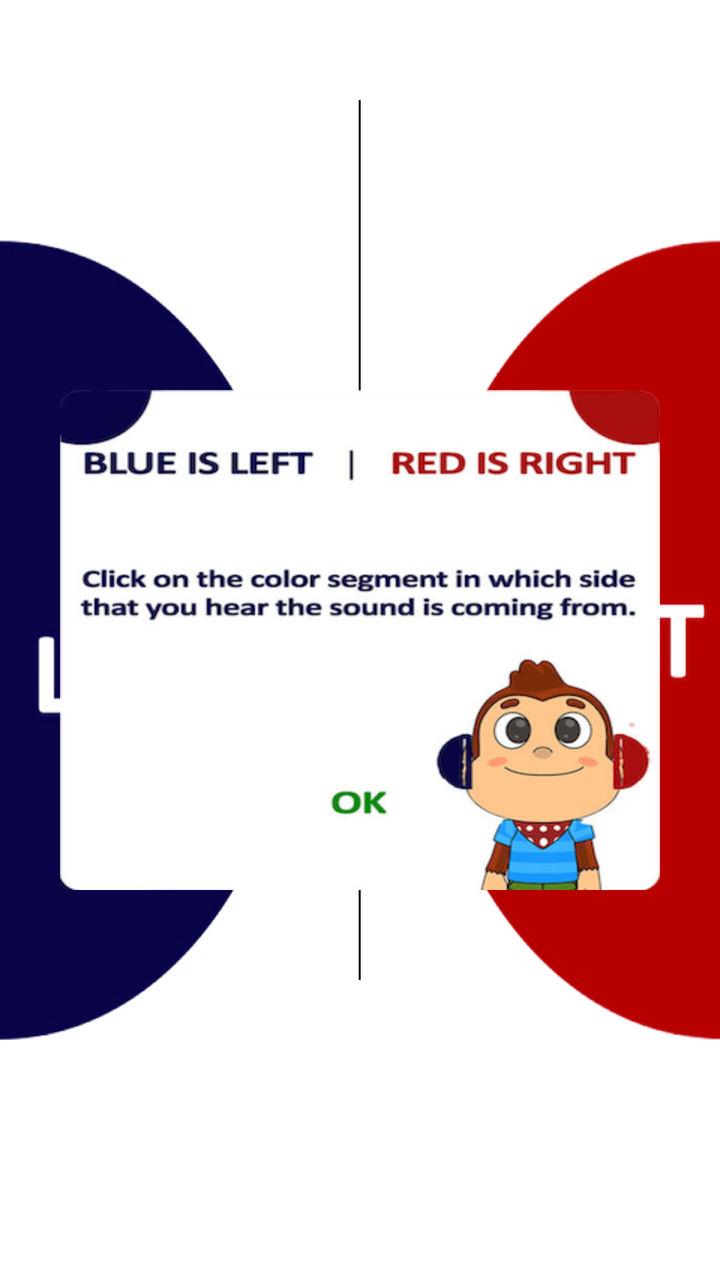
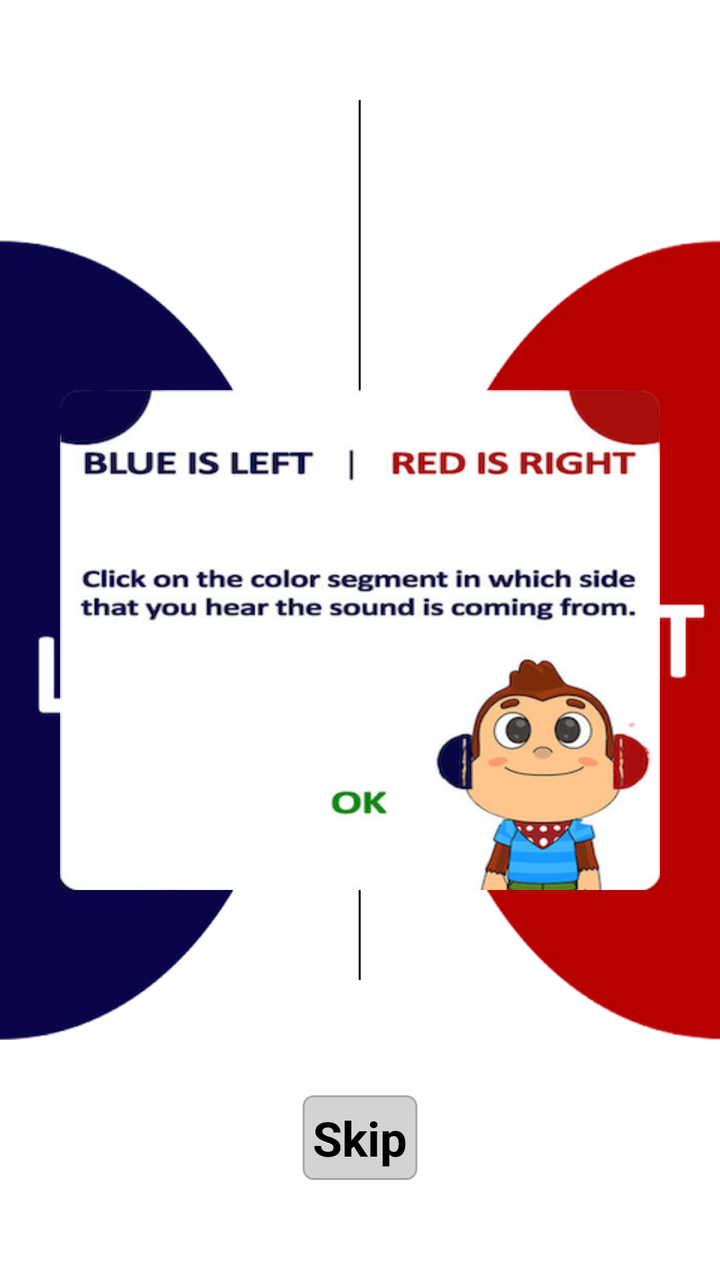

Two renders of the same Android screen: before a commit and after it. Below are the layout's source before the change and the commit's diff.
<!-- AndroidManifest.xml: application theme Theme.IAhead -->
<!-- res/layout/activity_leftright.xml -->
<?xml version="1.0" encoding="utf-8"?>
<RelativeLayout xmlns:android="http://schemas.android.com/apk/res/android"
    android:layout_width="match_parent"
    android:layout_height="match_parent"
    android:orientation="vertical">


        <LinearLayout
            android:layout_centerVertical="true"
            android:id="@+id/ll_left"
            android:background="@drawable/left"
            android:orientation="vertical"
            android:layout_weight="1"
            android:layout_width="150dp"
            android:layout_height="400dp">

        </LinearLayout>

        <View
            android:layout_centerHorizontal="true"
            android:layout_marginBottom="150dp"
            android:layout_marginTop="50dp"
            android:layout_width="1dp"
            android:layout_height="match_parent"
            android:background="@color/black"/>

        <LinearLayout
            android:layout_alignParentRight="true"
            android:layout_centerVertical="true"
            android:id="@+id/ll_right"
            android:layout_marginLeft="40dp"
            android:background="@drawable/right"
            android:orientation="vertical"
            android:layout_weight="1"
            android:layout_width="150dp"
            android:layout_height="400dp">

        </LinearLayout>

    <ImageView
        android:id="@+id/ivClose"
        android:layout_centerVertical="true"
        android:layout_marginRight="30dp"
        android:layout_marginLeft="30dp"
        android:layout_width="match_parent"
        android:layout_height="250dp"
        android:background="@drawable/soundcheck"/>

    <LinearLayout
        android:id="@+id/ll_proceed"
        android:weightSum="2"
        android:visibility="gone"
        android:layout_marginBottom="50dp"
        android:layout_alignParentBottom="true"
        android:orientation="horizontal"
        android:layout_width="match_parent"
        android:layout_height="wrap_content">

        <LinearLayout
            android:padding="5dp"
            android:layout_marginRight="30dp"
            android:layout_marginLeft="30dp"
            android:background="@drawable/et_grey"
            android:gravity="center_horizontal"
            android:layout_weight="1"
            android:layout_width="0dp"
            android:layout_height="wrap_content">

            <TextView
                android:id="@+id/tv_repeat"
                android:layout_width="wrap_content"
                android:layout_height="wrap_content"
                android:text="Repeat"
                android:textSize="24dp"
                android:textStyle="bold"
                android:textColor="@color/black"/>
        </LinearLayout>

        <LinearLayout
            android:padding="5dp"
            android:layout_marginRight="30dp"
            android:layout_marginLeft="30dp"
            android:background="@drawable/et_grey"
            android:gravity="center_horizontal"
            android:layout_weight="1"
            android:layout_width="0dp"
            android:layout_height="wrap_content">
            <TextView
                android:id="@+id/tv_proceed"
                android:layout_width="wrap_content"
                android:layout_height="wrap_content"
                android:text="Proceed"
                android:textSize="24dp"
                android:textStyle="bold"
                android:layout_centerHorizontal="true"
                android:textColor="@color/black"/>
        </LinearLayout>
    </LinearLayout>
</RelativeLayout>
<!-- resources referenced by this layout -->
<resources>
  <color name="black">#FF000000</color>
  <!-- drawable et_grey (drawable) -->
  <?xml version="1.0" encoding="utf-8"?>
  <shape xmlns:android="http://schemas.android.com/apk/res/android"
      android:shape="rectangle"
      android:padding="10dp">
  
      <solid android:color="@color/light_grey" />
      <corners
          android:bottomRightRadius="5dp"
          android:bottomLeftRadius="5dp"
          android:topLeftRadius="5dp"
          android:topRightRadius="5dp" />
      <stroke
          android:color="@color/grey"
          android:width="1dp"/>
  </shape>
  <!-- drawable left: png bitmap (drawable, 80347 bytes) -->
  <!-- drawable right: png bitmap (drawable, 54598 bytes) -->
  <!-- drawable soundcheck: png bitmap (drawable, 100813 bytes) -->
  <style name="Theme.IAhead" parent="Theme.MaterialComponents.DayNight.NoActionBar">
          
          <item name="colorPrimary">@color/purple_500</item>
          <item name="colorPrimaryVariant">@color/purple_700</item>
          <item name="colorOnPrimary">@color/white</item>
          
          <item name="colorSecondary">@color/teal_200</item>
          <item name="colorSecondaryVariant">@color/teal_700</item>
          <item name="colorOnSecondary">@color/black</item>
          
          <item name="android:statusBarColor">?attr/colorPrimaryVariant</item>
          
      </style>
  <color name="light_grey">#D3D3D3</color>
  <color name="grey">#A9A9A9</color>
  <color name="purple_500">#FF6200EE</color>
  <color name="purple_700">#FF3700B3</color>
  <color name="white">#FFFFFFFF</color>
  <color name="teal_200">#FF03DAC5</color>
  <color name="teal_700">#FF018786</color>
</resources>

<!-- the commit's change to res/layout/activity_leftright.xml (unified diff, before → after) -->
@@ -45,6 +45,28 @@
         android:layout_width="match_parent"
         android:layout_height="250dp"
         android:background="@drawable/soundcheck"/>
+
+    <LinearLayout
+        android:id="@+id/ll_skip"
+        android:layout_marginBottom="50dp"
+        android:layout_alignParentBottom="true"
+        android:padding="5dp"
+        android:layout_marginRight="30dp"
+        android:layout_marginLeft="30dp"
+        android:background="@drawable/et_grey"
+        android:layout_centerHorizontal="true"
+        android:layout_width="wrap_content"
+        android:layout_height="wrap_content">
+
+        <TextView
+            android:id="@+id/tv_skip"
+            android:layout_width="wrap_content"
+            android:layout_height="wrap_content"
+            android:text="Skip"
+            android:textSize="24dp"
+            android:textStyle="bold"
+            android:textColor="@color/black"/>
+    </LinearLayout>
 
     <LinearLayout
         android:id="@+id/ll_proceed"
